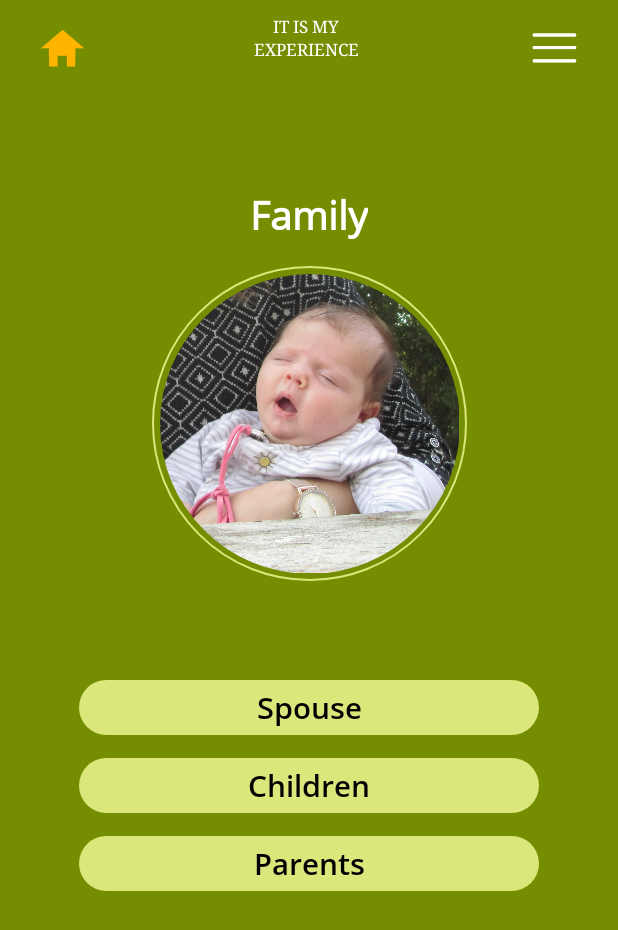
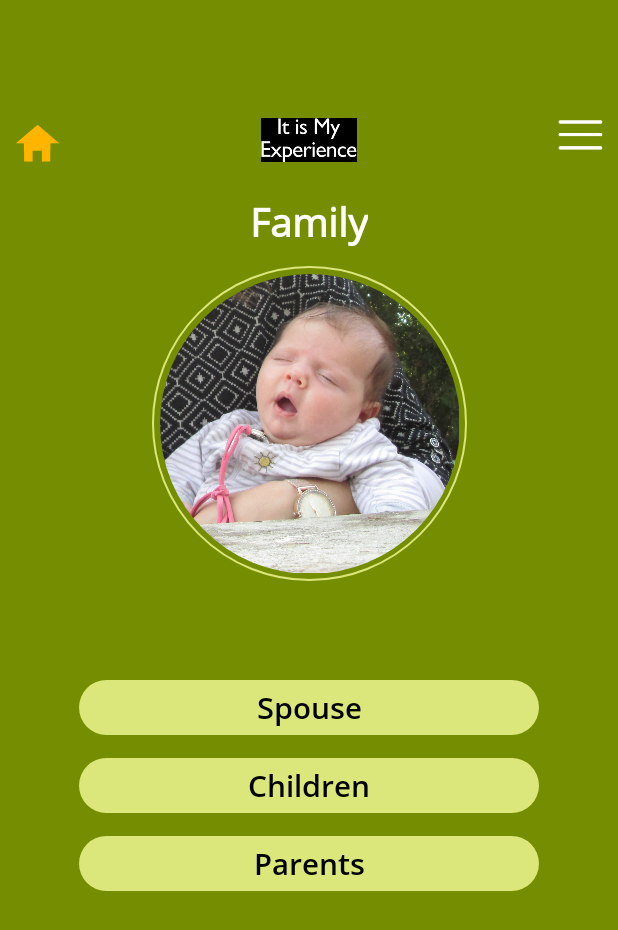
Before and after one commit to tehilaschechter/SampleScreen-1, an Android app: the screen it shows after launch (Family), after a tap on "Family", on a phone screen of 412 x 824 dp. Shown: the top 930 px of the screen. Run offline under Robolectric (Android 15) with nearby library versions, the phone set to English and light mode, and no system bars; our stand-ins replace CircleImageView.

Commit message:
add work activity

```diff
--- a/app/src/main/java/com/example/samplescreen/MainActivity.java
+++ b/app/src/main/java/com/example/samplescreen/MainActivity.java
@@ -11,6 +11,7 @@ public class MainActivity extends AppCompatActivity {
 
     Button btnChildhood;
     Button btnFamily;
+    Button btnWork;
 
 
     @Override
@@ -20,6 +21,7 @@ public class MainActivity extends AppCompatActivity {
 
         btnChildhood = (Button)findViewById(R.id.btnChildhood);
         btnFamily = (Button)findViewById(R.id.btnFamily);
+        btnWork = (Button)findViewById(R.id.btnWork);
 
         btnChildhood.setOnClickListener(new View.OnClickListener(){
             Intent intNextActivity = new Intent(MainActivity.this, Childhood.class);
@@ -38,6 +40,15 @@ public class MainActivity extends AppCompatActivity {
                 overridePendingTransition(R.transition.anim_cut,R.transition.anim_cut);
            }
        });
+
+        btnWork.setOnClickListener(new View.OnClickListener(){
+            Intent intNextActivity = new Intent(MainActivity.this, Work.class);
+            @Override
+            public void onClick(View v) {
+                startActivity(intNextActivity);
+                overridePendingTransition(R.transition.anim_cut,R.transition.anim_cut);
+            }
+        });
     }
 
 
--- a/app/src/main/res/layout/activity_family.xml
+++ b/app/src/main/res/layout/activity_family.xml
@@ -12,45 +12,31 @@
         android:id="@+id/btnAppHome"
         android:layout_width="@dimen/dimen_homeWidth"
         android:layout_height="@dimen/dimen_homeHeight"
+        android:layout_marginStart="10dp"
         android:background="@drawable/icon_home"
-        app:layout_constraintBaseline_toBaselineOf="@+id/txtAppName2"
-        app:layout_constraintEnd_toStartOf="@+id/txtAppName2"
-        app:layout_constraintHorizontal_bias="0.19"
+        app:layout_constraintBottom_toBottomOf="@+id/imageView"
         app:layout_constraintStart_toStartOf="parent" />
 
-    <TextView
-        android:id="@+id/txtAppName1"
-        style="@style/style_app_name"
-        android:layout_width="wrap_content"
-        android:layout_height="wrap_content"
-        android:layout_marginTop="10dp"
-        android:text="@string/app_name1"
-        android:textColor="@color/colorWhite"
-        app:layout_constraintEnd_toEndOf="parent"
-        app:layout_constraintHorizontal_bias="0.494"
-        app:layout_constraintStart_toStartOf="parent"
-        app:layout_constraintTop_toTopOf="parent" />
 
-    <TextView
-        android:id="@+id/txtAppName2"
-        style="@style/style_app_name"
-        android:layout_width="wrap_content"
-        android:layout_height="wrap_content"
-        android:text="@string/app_name2"
-        android:textColor="@color/colorWhite"
-        app:layout_constraintEnd_toEndOf="@+id/txtAppName1"
-        app:layout_constraintStart_toStartOf="@+id/txtAppName1"
-        app:layout_constraintTop_toBottomOf="@+id/txtAppName1" />
+    <ImageView
+        android:id="@+id/imageView"
+        android:layout_width="133dp"
+        android:layout_height="29dp"
+        android:layout_marginBottom="28dp"
+        android:src="@drawable/logo"
+        app:layout_constraintBottom_toTopOf="@+id/txtFamily"
+        app:layout_constraintEnd_toStartOf="@+id/btnMenu"
+        app:layout_constraintStart_toEndOf="@+id/btnAppHome" />
 
     <Button
         android:id="@+id/btnMenu"
         android:layout_width="@dimen/dimen_homeWidth"
         android:layout_height="@dimen/dimen_hamburgerHeight"
+        android:layout_marginEnd="10dp"
+        android:layout_marginBottom="8dp"
         android:background="@drawable/icon_hamburger"
-        app:layout_constraintBaseline_toBaselineOf="@+id/txtAppName2"
-        app:layout_constraintEnd_toEndOf="parent"
-        app:layout_constraintHorizontal_bias="0.81"
-        app:layout_constraintStart_toEndOf="@+id/txtAppName2" />
+        app:layout_constraintBottom_toBottomOf="@+id/imageView"
+        app:layout_constraintEnd_toEndOf="parent" />
 
     <TextView
         android:id="@+id/txtFamily"
```
Also changed, not shown: app/src/main/res/layout/activity_childhood.xml (+14 -28 lines), app/src/main/res/layout/activity_main.xml (+12 -25 lines), app/src/main/res/drawable/logo.jpg (added).
